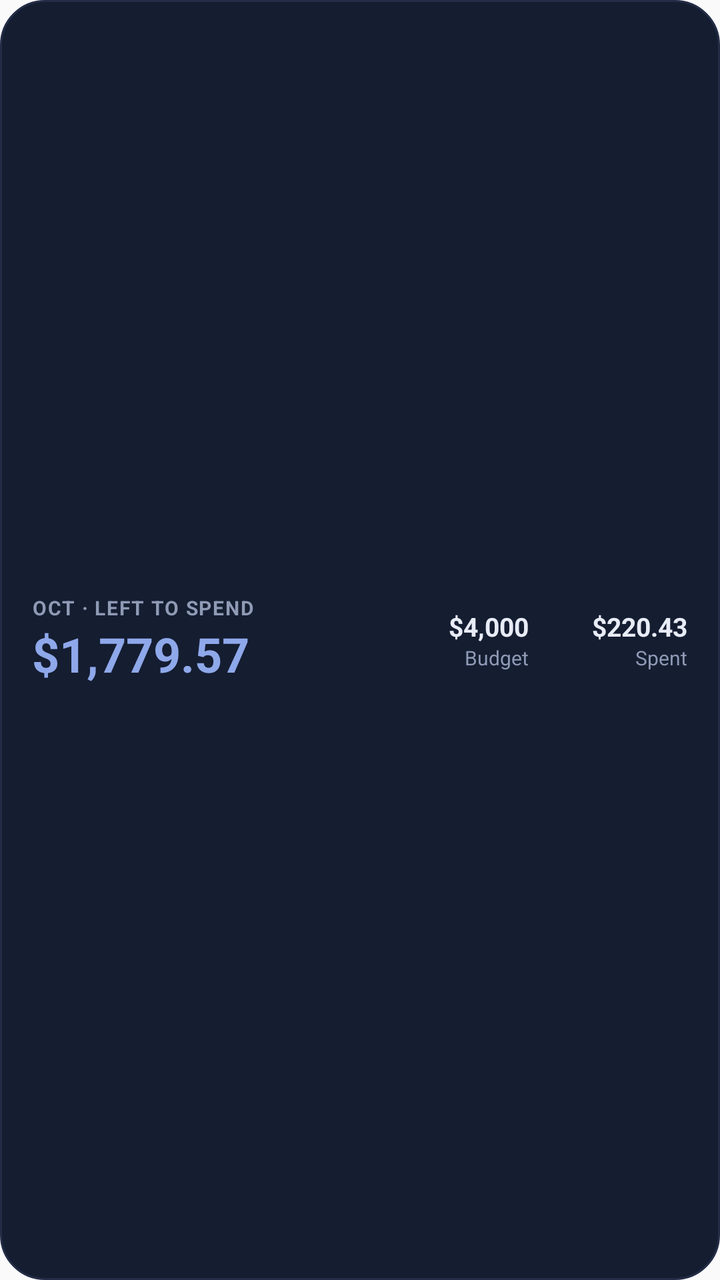
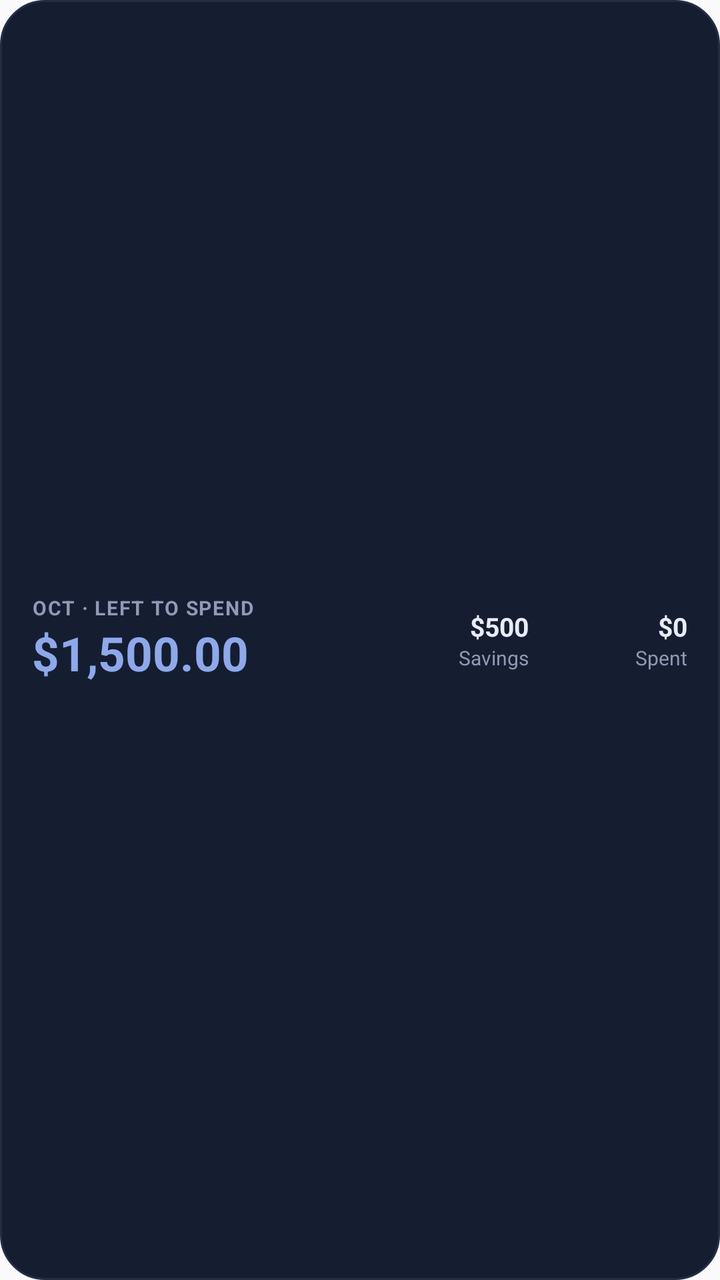

Compare the two renders of this Android layout. The source of the first and the diff that turns it into the second are given below.
<!-- AndroidManifest.xml: application theme AppTheme -->
<!-- res/layout/widget_budget.xml -->
<?xml version="1.0" encoding="utf-8"?>
<LinearLayout xmlns:android="http://schemas.android.com/apk/res/android"
    android:id="@+id/widget_root"
    android:layout_width="match_parent"
    android:layout_height="match_parent"
    android:background="@drawable/widget_bg"
    android:gravity="center_vertical"
    android:orientation="horizontal"
    android:paddingStart="16dp"
    android:paddingTop="8dp"
    android:paddingEnd="16dp"
    android:paddingBottom="8dp">

    <LinearLayout
        android:layout_width="0dp"
        android:layout_height="wrap_content"
        android:layout_weight="1.5"
        android:orientation="vertical">

        <TextView
            android:id="@+id/widget_label"
            android:layout_width="wrap_content"
            android:layout_height="wrap_content"
            android:ellipsize="end"
            android:letterSpacing="0.06"
            android:maxLines="1"
            android:text="OCT · LEFT TO SPEND"
            android:textColor="#8F9AB5"
            android:textSize="10sp"
            android:textStyle="bold" />

        <TextView
            android:id="@+id/widget_left"
            android:layout_width="wrap_content"
            android:layout_height="wrap_content"
            android:maxLines="1"
            android:text="$1,779.57"
            android:textColor="#8EA8EA"
            android:textSize="24sp"
            android:textStyle="bold" />

        <TextView
            android:id="@+id/widget_sub"
            android:layout_width="wrap_content"
            android:layout_height="wrap_content"
            android:ellipsize="end"
            android:maxLines="1"
            android:textColor="#8F9AB5"
            android:textSize="11sp"
            android:visibility="gone" />
    </LinearLayout>

    <LinearLayout
        android:id="@+id/widget_stats"
        android:layout_width="0dp"
        android:layout_height="wrap_content"
        android:layout_weight="1.4"
        android:orientation="horizontal">

        <LinearLayout
            android:id="@+id/widget_budget_box"
            android:layout_width="0dp"
            android:layout_height="wrap_content"
            android:layout_weight="1"
            android:gravity="end"
            android:orientation="vertical">

            <TextView
                android:id="@+id/widget_budget"
                android:layout_width="wrap_content"
                android:layout_height="wrap_content"
                android:maxLines="1"
                android:text="$4,000"
                android:textColor="#E8ECF6"
                android:textSize="13sp"
                android:textStyle="bold" />

            <TextView
                android:layout_width="wrap_content"
                android:layout_height="wrap_content"
                android:text="Budget"
                android:textColor="#8F9AB5"
                android:textSize="10sp" />
        </LinearLayout>

        <LinearLayout
            android:id="@+id/widget_spent_box"
            android:layout_width="0dp"
            android:layout_height="wrap_content"
            android:layout_weight="1"
            android:gravity="end"
            android:orientation="vertical">

            <TextView
                android:id="@+id/widget_spent"
                android:layout_width="wrap_content"
                android:layout_height="wrap_content"
                android:maxLines="1"
                android:text="$220.43"
                android:textColor="#E8ECF6"
                android:textSize="13sp"
                android:textStyle="bold" />

            <TextView
                android:layout_width="wrap_content"
                android:layout_height="wrap_content"
                android:text="Spent"
                android:textColor="#8F9AB5"
                android:textSize="10sp" />
        </LinearLayout>
    </LinearLayout>
</LinearLayout>
<!-- resources referenced by this layout -->
<resources>
  <!-- drawable widget_bg (drawable) -->
  <?xml version="1.0" encoding="utf-8"?>
  <shape xmlns:android="http://schemas.android.com/apk/res/android" android:shape="rectangle">
      <solid android:color="#151D31" />
      <stroke android:width="1dp" android:color="#232D46" />
      <corners android:radius="22dp" />
  </shape>
  <style name="AppTheme" parent="Theme.AppCompat.Light.DarkActionBar">
          
          <item name="colorPrimary">@color/colorPrimary</item>
          <item name="colorPrimaryDark">@color/colorPrimaryDark</item>
          <item name="colorAccent">@color/colorAccent</item>
      </style>
</resources>

<!-- the commit's change to res/layout/widget_budget.xml (unified diff, before → after) -->
@@ -31,12 +31,15 @@
 
         <TextView
             android:id="@+id/widget_left"
-            android:layout_width="wrap_content"
-            android:layout_height="wrap_content"
+            android:layout_width="match_parent"
+            android:layout_height="32dp"
+            android:autoSizeMaxTextSize="80sp"
+            android:autoSizeMinTextSize="12sp"
+            android:autoSizeTextType="uniform"
+            android:gravity="center_vertical"
             android:maxLines="1"
-            android:text="$1,779.57"
+            android:text="$1,500.00"
             android:textColor="#8EA8EA"
-            android:textSize="24sp"
             android:textStyle="bold" />
 
         <TextView
@@ -58,7 +61,7 @@
         android:orientation="horizontal">
 
         <LinearLayout
-            android:id="@+id/widget_budget_box"
+            android:id="@+id/widget_savings_box"
             android:layout_width="0dp"
             android:layout_height="wrap_content"
             android:layout_weight="1"
@@ -66,19 +69,20 @@
             android:orientation="vertical">
 
             <TextView
-                android:id="@+id/widget_budget"
+                android:id="@+id/widget_savings"
                 android:layout_width="wrap_content"
                 android:layout_height="wrap_content"
                 android:maxLines="1"
-                android:text="$4,000"
+                android:text="$500"
                 android:textColor="#E8ECF6"
                 android:textSize="13sp"
                 android:textStyle="bold" />
 
             <TextView
+                android:id="@+id/widget_savings_label"
                 android:layout_width="wrap_content"
                 android:layout_height="wrap_content"
-                android:text="Budget"
+                android:text="Savings"
                 android:textColor="#8F9AB5"
                 android:textSize="10sp" />
         </LinearLayout>
@@ -96,12 +100,13 @@
                 android:layout_width="wrap_content"
                 android:layout_height="wrap_content"
                 android:maxLines="1"
-                android:text="$220.43"
+                android:text="$0"
                 android:textColor="#E8ECF6"
                 android:textSize="13sp"
                 android:textStyle="bold" />
 
             <TextView
+                android:id="@+id/widget_spent_label"
                 android:layout_width="wrap_content"
                 android:layout_height="wrap_content"
                 android:text="Spent"
